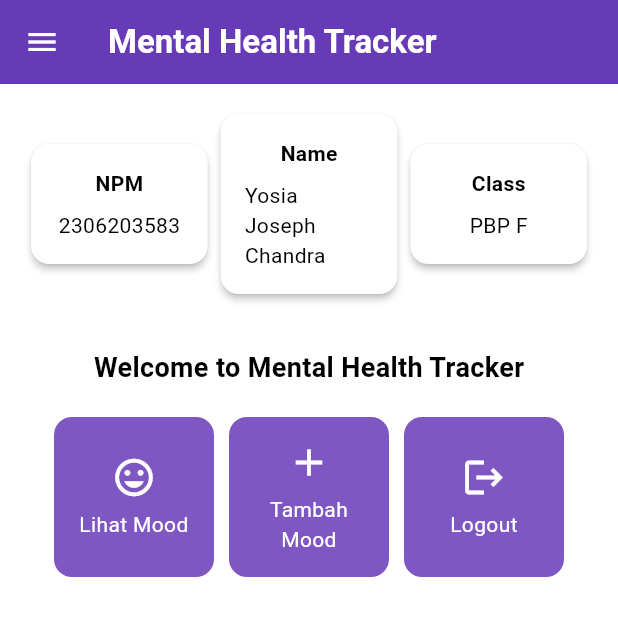
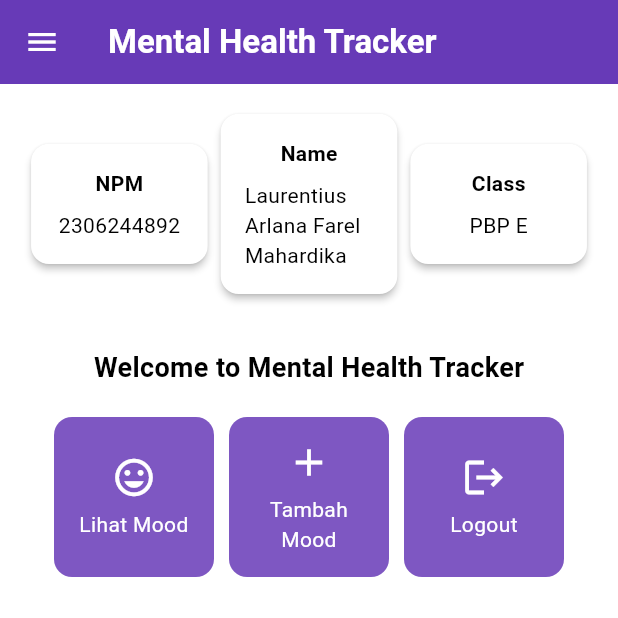
Before and after one commit to KoecengDaun/mental-health-tracker-mobile, a Flutter app: the MyHomePage screen opened directly, on a phone screen of 412 x 824 dp, the top half of it. Run offline on Flutter 3.47's test engine with Material 3 defaults, Android fonts, the phone set to English and light mode, and no system bars; missing offline and left inert: pbp_django_auth.

Commit message:
Fix tutorial 8

```diff
--- a/lib/screens/menu.dart
+++ b/lib/screens/menu.dart
@@ -5,9 +5,9 @@ import 'package:mental_health_tracker/widgets/mood_card.dart';
 
 
 class MyHomePage extends StatelessWidget {
-	final String npm = '2306203583'; // NPM
-  final String name = 'Yosia Joseph Chandra'; // Nama
-  final String className = 'PBP F'; // Kelas
+	final String npm = '2306244892'; // NPM
+  final String name = 'Laurentius Arlana Farel Mahardika'; // Nama
+  final String className = 'PBP E'; // Kelas
 	MyHomePage({super.key});
 
 	final List<ItemHomepage> items = [
```
